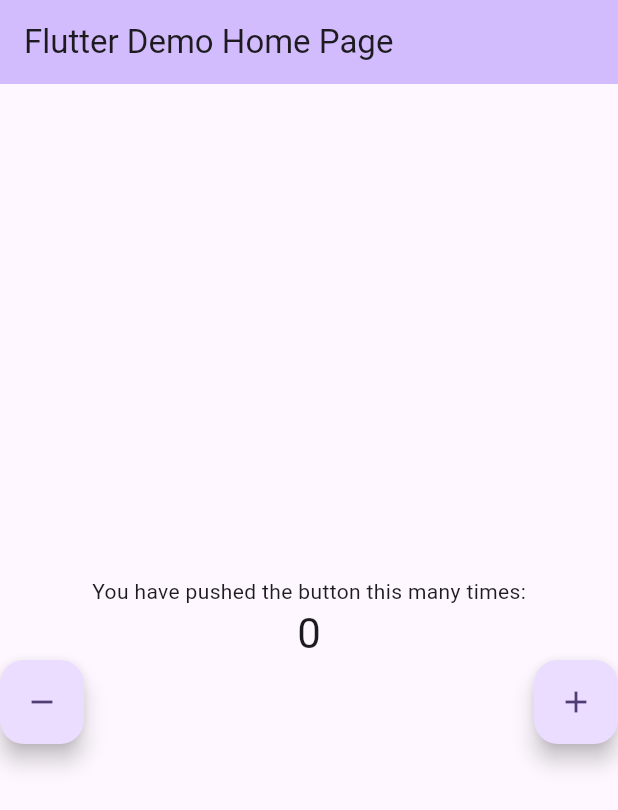
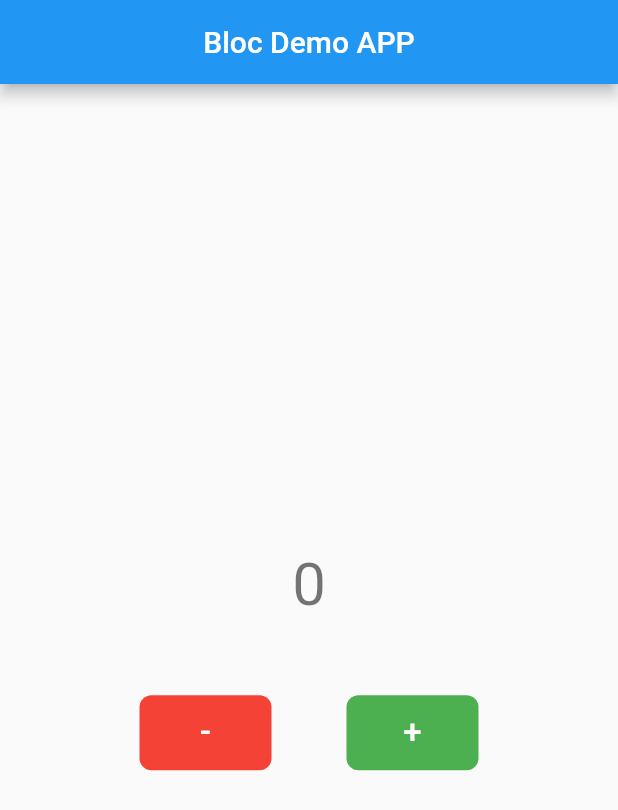
Before and after one commit to kayllanm/counterApp, a Flutter app: the screen it shows after launch, on a phone screen of 412 x 824 dp. Shown: the top 810 px of the screen. Run offline on Flutter 3.47's test engine with Material 2 defaults, Android fonts, the phone set to English and light mode, and no system bars; our stand-ins replace flutter_bloc.

Commit message:
bloC pattern implemented

```diff
--- a/lib/main.dart
+++ b/lib/main.dart
@@ -1,4 +1,8 @@
+import 'package:counterapp/pages/bloC/counter_bloc.dart';
+import 'package:counterapp/pages/bloC/counter_event.dart';
+import 'package:counterapp/pages/bloC/counter_state.dart';
 import 'package:flutter/material.dart';
+import 'package:flutter_bloc/flutter_bloc.dart';
 
 void main() {
   runApp(const MyApp());
@@ -10,144 +14,85 @@ class MyApp extends StatelessWidget {
   // This widget is the root of your application.
   @override
   Widget build(BuildContext context) {
-    return MaterialApp(
-      title: 'Flutter Demo',
-      theme: ThemeData(
-        // This is the theme of your application.
-        //
-        // TRY THIS: Try running your application with "flutter run". You'll see
-        // the application has a blue toolbar. Then, without quitting the app,
-        // try changing the seedColor in the colorScheme below to Colors.green
-        // and then invoke "hot reload" (save your changes or press the "hot
-        // reload" button in a Flutter-supported IDE, or press "r" if you used
-        // the command line to start the app).
-        //
-        // Notice that the counter didn't reset back to zero; the application
-        // state is not lost during the reload. To reset the state, use hot
-        // restart instead.
-        //
-        // This works for code too, not just values: Most code changes can be
-        // tested with just a hot reload.
-        colorScheme: ColorScheme.fromSeed(seedColor: Colors.deepPurple),
-        useMaterial3: true,
+    return BlocProvider<CounterBloc>(
+      create: (context) => CounterBloc(),
+      child: MaterialApp(
+        title: 'Flutter Demo',
+        theme: ThemeData(
+          primarySwatch: Colors.blue,
+        ),
+        home: const MyHomePage(),
       ),
-      home: const MyHomePage(title: 'Flutter Demo Home Page'),
     );
   }
 }
 
-class MyHomePage extends StatefulWidget {
-  const MyHomePage({super.key, required this.title});
-
-  // This widget is the home page of your application. It is stateful, meaning
-  // that it has a State object (defined below) that contains fields that affect
-  // how it looks.
-
-  // This class is the configuration for the state. It holds the values (in this
-  // case the title) provided by the parent (in this case the App widget) and
-  // used by the build method of the State. Fields in a Widget subclass are
-  // always marked "final".
-
-  final String title;
-
-  @override
-  State<MyHomePage> createState() => _MyHomePageState();
-}
-
-class _MyHomePageState extends State<MyHomePage> {
-  int _counter = 0;
-
-  void _incrementCounter() {
-    setState(() {
-      // This call to setState tells the Flutter framework that something has
-      // changed in this State, which causes it to rerun the build method below
-      // so that the display can reflect the updated values. If we changed
-      // _counter without calling setState(), then the build method would not be
-      // called again, and so nothing would appear to happen.
-      _counter++;
-    });
-  }
-
-    void _decrementCounter() {
-    setState(() {
-      // This call to setState tells the Flutter framework that something has
-      // changed in this State, which causes it to rerun the build method below
-      // so that the display can reflect the updated values. If we changed
-      // _counter without calling setState(), then the build method would not be
-      // called again, and so nothing would appear to happen.
-      _counter--;
-    });
-  }
+class MyHomePage extends StatelessWidget {
+  const MyHomePage({Key? key}) : super(key: key);
 
   @override
   Widget build(BuildContext context) {
-    // This method is rerun every time setState is called, for instance as done
-    // by the _incrementCounter method above.
-    //
-    // The Flutter framework has been optimized to make rerunning build methods
-    // fast, so that you can just rebuild anything that needs updating rather
-    // than having to individually change instances of widgets.
     return Scaffold(
       appBar: AppBar(
-        // TRY THIS: Try changing the color here to a specific color (to
-        // Colors.amber, perhaps?) and trigger a hot reload to see the AppBar
-        // change color while the other colors stay the same.
-        backgroundColor: Theme.of(context).colorScheme.inversePrimary,
-        // Here we take the value from the MyHomePage object that was created by
-        // the App.build method, and use it to set our appbar title.
-        title: Text(widget.title),
+        centerTitle: true,
+        title: const Text("Bloc Demo APP"),
       ),
-      body: Center(
-        // Center is a layout widget. It takes a single child and positions it
-        // in the middle of the parent.
-        child: Column(
-          // Column is also a layout widget. It takes a list of children and
-          // arranges them vertically. By default, it sizes itself to fit its
-          // children horizontally, and tries to be as tall as its parent.
-          //
-          // Column has various properties to control how it sizes itself and
-          // how it positions its children. Here we use mainAxisAlignment to
-          // center the children vertically; the main axis here is the vertical
-          // axis because Columns are vertical (the cross axis would be
-          // horizontal).
-          //
-          // TRY THIS: Invoke "debug painting" (choose the "Toggle Debug Paint"
-          // action in the IDE, or press "p" in the console), to see the
-          // wireframe for each widget.
-          mainAxisAlignment: MainAxisAlignment.center,
-          children: <Widget>[
-            const Text(
-              'You have pushed the button this many times:',
-            ),
-            Text(
-              '$_counter',
-              style: Theme.of(context).textTheme.headlineMedium,
-            ),
-                  Stack(
-        children: <Widget>[
-          Align(
-            alignment: Alignment.bottomLeft,
-            child: FloatingActionButton(
-              onPressed: _decrementCounter,
-              tooltip: 'Increment',
-              child: const Icon(Icons.remove),
-            ),
-          ),
-          Align(
-            alignment: Alignment.bottomRight,
-            child: FloatingActionButton(
-              onPressed: _incrementCounter,
-              tooltip: 'Increment',
-              child: const Icon(Icons.add),
-            ), // This trailing comma makes auto-formatting nicer for build methods.
-          ),
-        ],
+      body: BlocBuilder<CounterBloc, CounterStates>(
+        builder: (context, state) {
+          if (state is InitialState) {
+            return _counter(context, 0);
+          }
+          if (state is UpdateState) {
+            return _counter(context, state.counter);
+          }
+          return Container();
+        },
       ),
-          ],
-        ),
-      ),
-
-
     );
   }
 }
+
+Widget _counter(BuildContext context, int counter) {
+  return Center(
+    child: Column(
+      mainAxisAlignment: MainAxisAlignment.center,
+      children: [
+        Text(
+          counter.toString(),
+          style: Theme.of(context).textTheme.headlineLarge,
+        ),
+        const SizedBox(
+          height: 50,
+        ),
+        Row(
+          mainAxisAlignment: MainAxisAlignment.center,
+          children: [
+            MaterialButton(
+              color: Colors.red,
+              elevation: 0.0,
+              height: 50,
+              shape: const RoundedRectangleBorder(borderRadius : BorderRadius.all(Radius.circular(8))),
+              child: const Text("-", style: TextStyle(fontSize: 22, color: Colors.white),),
+              onPressed: () {
+                context.read<CounterBloc>().add(NumberDecreaseEvent());
+              },
+            ),
+            const SizedBox(
+              width: 50,
+            ),
+            MaterialButton(
+              color: Colors.green,
+              elevation: 0.0,
+              height: 50,
+              shape: const RoundedRectangleBorder(borderRadius : BorderRadius.all(Radius.circular(8))),
+              child: const Text("+", style: TextStyle(fontSize: 22, color: Colors.white),),
+              onPressed: () {
+                context.read<CounterBloc>().add(NumberIncreaseEvent());
+              },
+            ),
+          ],
+        )
+      ],
+    ),
+  );
+}
--- /dev/null
+++ b/lib/pages/bloC/counter_bloc.dart
@@ -0,0 +1,24 @@
+import 'package:counterapp/pages/bloC/counter_event.dart';
+import 'package:counterapp/pages/bloC/counter_state.dart';
+import 'package:flutter_bloc/flutter_bloc.dart';
+
+class CounterBloc extends Bloc<CounterEvents, CounterStates> {
+  int counter = 0;
+
+  CounterBloc() : super(InitialState()) {
+    on<NumberIncreaseEvent>(onNumberIncrease);
+    on<NumberDecreaseEvent>(onNumberDecrease);
+  }
+
+  void onNumberIncrease(
+      NumberIncreaseEvent event, Emitter<CounterStates> emit) async {
+    counter = counter + 1;
+    emit(UpdateState(counter));
+  }
+
+  void onNumberDecrease(
+      NumberDecreaseEvent event, Emitter<CounterStates> emit) async {
+    counter = counter - 1;
+    emit(UpdateState(counter));
+  }
+}
--- /dev/null
+++ b/lib/pages/bloC/counter_event.dart
@@ -0,0 +1,5 @@
+class CounterEvents {}
+
+class NumberIncreaseEvent extends CounterEvents {}
+
+class NumberDecreaseEvent extends CounterEvents {}
--- /dev/null
+++ b/lib/pages/bloC/counter_state.dart
@@ -0,0 +1,8 @@
+class CounterStates {}
+
+class InitialState extends CounterStates {}
+
+class UpdateState extends CounterStates {
+  final int counter;
+  UpdateState(this.counter);
+}
--- a/pubspec.yaml
+++ b/pubspec.yaml
@@ -35,6 +35,7 @@ dependencies:
   # The following adds the Cupertino Icons font to your application.
   # Use with the CupertinoIcons class for iOS style icons.
   cupertino_icons: ^1.0.2
+  flutter_bloc: ^8.1.3
 
 dev_dependencies:
   flutter_test:
```
Also changed, not shown: lib/pages/redux/counter_redux.dart (added, +181 -0 lines), pubspec.lock.
